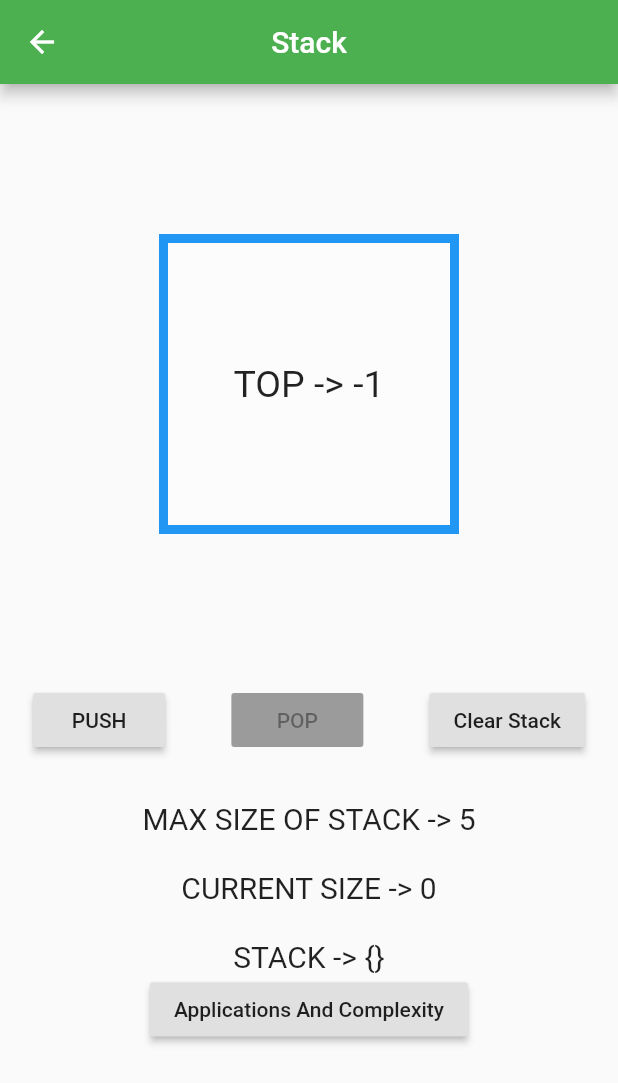
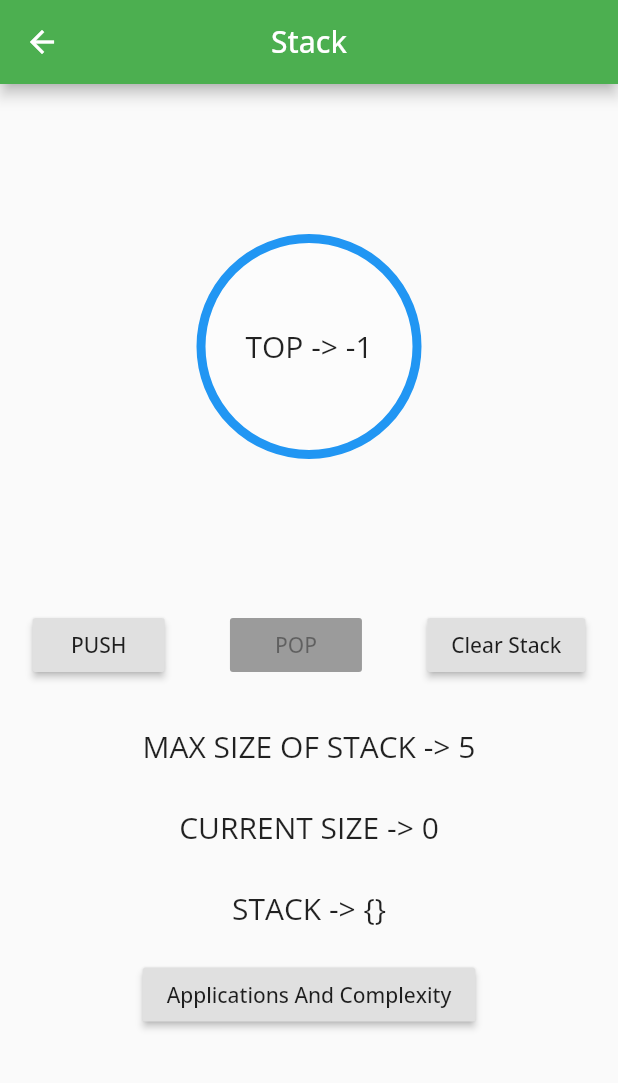
Before and after one commit to parthsarthibissa/data_structures, a Flutter app: the WorkingScreen screen opened by its route, on a phone screen of 412 x 824 dp. Shown: the top 1083 px of the screen. Run offline on Flutter 3.47's test engine with Material 2 defaults, Android fonts, the phone set to English and light mode, and no system bars; our stand-ins replace google_fonts; network calls fail.

Commit message:
Font And Design Changes

```diff
--- /dev/null
+++ b/lib/components/textStyle.dart
@@ -0,0 +1,17 @@
+import 'package:flutter/material.dart';
+import 'package:google_fonts/google_fonts.dart';
+
+class MyTextStyle extends StatelessWidget {
+  final String text;
+  final double size;
+  final Color fontColor;
+  const MyTextStyle({@required this.text, this.size, this.fontColor});
+
+  @override
+  Widget build(BuildContext context) {
+    return Text(
+      text,
+      style: GoogleFonts.openSans(fontSize: size, color: fontColor),
+    );
+  }
+}
--- a/lib/screens/queue/queue.dart
+++ b/lib/screens/queue/queue.dart
@@ -10,6 +10,7 @@ class _QueueScreenState extends State<QueueScreen> {
   @override
   Widget build(BuildContext context) {
     return BasePage(
+      image: Image.asset('assets/Queue.png'),
       appBarTitle: 'Queue',
       dsaTitle: 'Queue',
       dsaData:
--- a/lib/screens/stack/stack.dart
+++ b/lib/screens/stack/stack.dart
@@ -10,6 +10,7 @@ class _StackScreenState extends State<StackScreen> {
   @override
   Widget build(BuildContext context) {
     return BasePage(
+      image: Image.asset('assets/Stack.png'),
       appBarTitle: 'Stack',
       dsaTitle: 'Stack',
       dsaData:
--- a/lib/screens/stack/working.dart
+++ b/lib/screens/stack/working.dart
@@ -1,5 +1,6 @@
 import 'dart:collection';
 
+import 'package:data_structures/components/textStyle.dart';
 import 'package:flutter/material.dart';
 import 'package:flutter/rendering.dart';
 
@@ -14,6 +15,8 @@ class _WorkingScreenState extends State<WorkingScreen> {
   bool popenable = false;
   bool pushenable = true;
   final s = Queue<dynamic>();
+  String fullmessage = '';
+  String emptymessage = '';
   int top;
 
   void initState() {
@@ -21,6 +24,7 @@ class _WorkingScreenState extends State<WorkingScreen> {
     top = -1;
     popenable = false;
     pushenable = true;
+    fullmessage = '';
   }
 
   int push(int a) {
@@ -31,6 +35,7 @@ class _WorkingScreenState extends State<WorkingScreen> {
       c = c + 1;
       if (s.length == 5) {
         pushenable = false;
+        fullmessage = 'Stack Overflow !!';
       }
       if (top != 1) {
         popenable = true;
@@ -45,6 +50,7 @@ class _WorkingScreenState extends State<WorkingScreen> {
     setState(() {
       top = s.last;
       pushenable = true;
+      fullmessage = '';
       if (top == -1 || top == 1) {
         popenable = false;
         c = 2;
@@ -61,6 +67,7 @@ class _WorkingScreenState extends State<WorkingScreen> {
       c = 1;
       popenable = false;
       pushenable = true;
+      fullmessage = '';
     });
     return top;
   }
@@ -69,24 +76,24 @@ class _WorkingScreenState extends State<WorkingScreen> {
   Widget build(BuildContext context) {
     return Scaffold(
         appBar: AppBar(
-          title: Text('Stack'),
+          title: MyTextStyle(text: 'Stack'),
           centerTitle: true,
         ),
         body: SizedBox(
           child: Column(
             children: [
               Container(
-                  width: 200,
-                  height: 200,
+                  width: 150,
+                  height: 150,
                   alignment: Alignment.center,
-                  child: Text(
-                    'TOP -> ' + top.toString(),
-                    style: TextStyle(fontSize: 25),
+                  child: MyTextStyle(
+                    text: 'TOP -> ' + top.toString(),
+                    size: 20,
                   ),
                   margin: EdgeInsets.all(100),
                   decoration: BoxDecoration(
                       color: Colors.white30,
-                      shape: BoxShape.rectangle,
+                      shape: BoxShape.circle,
                       border: Border.all(
                           color: Colors.blue,
                           width: 6,
@@ -96,17 +103,17 @@ class _WorkingScreenState extends State<WorkingScreen> {
                 children: [
                   RaisedButton(
                     onPressed: pushenable ? () => push(c) : null,
-                    child: Text('PUSH'),
+                    child: MyTextStyle(text: 'PUSH'),
                   ),
                   RaisedButton(
                     onPressed: popenable ? () => pop() : null,
-                    child: Text('POP'),
+                    child: MyTextStyle(text: 'POP'),
                   ),
                   RaisedButton(
                     onPressed: () {
                       clearStack();
                     },
-                    child: Text('Clear Stack'),
+                    child: MyTextStyle(text: 'Clear Stack'),
                   )
                 ],
               ),
@@ -116,17 +123,31 @@ class _WorkingScreenState extends State<WorkingScreen> {
               Column(
                 crossAxisAlignment: CrossAxisAlignment.center,
                 children: [
-                  Text('MAX SIZE OF STACK -> 5\n',style: TextStyle(fontSize: 20),),
-                  Text('CURRENT SIZE -> ' + s.length.toString() + '\n',style: TextStyle(fontSize: 20),),
-                  Text(
-                    'STACK -> ' + s.toString(),
-                    style: TextStyle(fontSize: 20),
+                  MyTextStyle(
+                    text: 'MAX SIZE OF STACK -> 5\n',
+                    size: 20,
+                  ),
+                  MyTextStyle(
+                    text: 'CURRENT SIZE -> ' + s.length.toString() + '\n',
+                    size: 20,
+                  ),
+                  MyTextStyle(
+                    text: 'STACK -> ' + s.toString(),
+                    size: 20,
+                  ),
+                  MyTextStyle(
+                    text: fullmessage,
+                    fontColor: Colors.red,
+                    size: 15,
                   )
                 ],
               ),
-              RaisedButton(onPressed: (){
-                return Navigator.of(context).pushNamed('/scomp');
-              },child: Text('Applications And Complexity'),)
+              RaisedButton(
+                onPressed: () {
+                  return Navigator.of(context).pushNamed('/scomp');
+                },
+                child: MyTextStyle(text: 'Applications And Complexity'),
+              )
             ],
           ),
         ));
--- a/pubspec.yaml
+++ b/pubspec.yaml
@@ -23,7 +23,8 @@ environment:
 dependencies:
   flutter:
     sdk: flutter
-  flutter_staggered_grid_view: ^0.3.2
+
+  google_fonts: ^1.1.1
 
 
   # The following adds the Cupertino Icons font to your application.
```
Also changed, not shown: lib/components/basepage.dart (+17 -12 lines), lib/components/compbase.dart (+7 -7 lines), lib/components/detailCard.dart (+8 -6 lines), lib/components/drawer.dart (+21 -4 lines), lib/main.dart (+17 -5 lines), lib/screens/linkedlist/d.dart (added, +57 -0 lines), lib/screens/linkedlist/linkedlist.dart (added, +21 -0 lines), lib/screens/linkedlist/linkwork.dart (added, +221 -0 lines), lib/screens/queue/qworking.dart (+34 -31 lines), assets/Linkedlist.png (added), assets/Queue.png (added), assets/Stack.png (added), lib/screens/linkedlist/linkcomp.dart (added), pubspec.lock.
